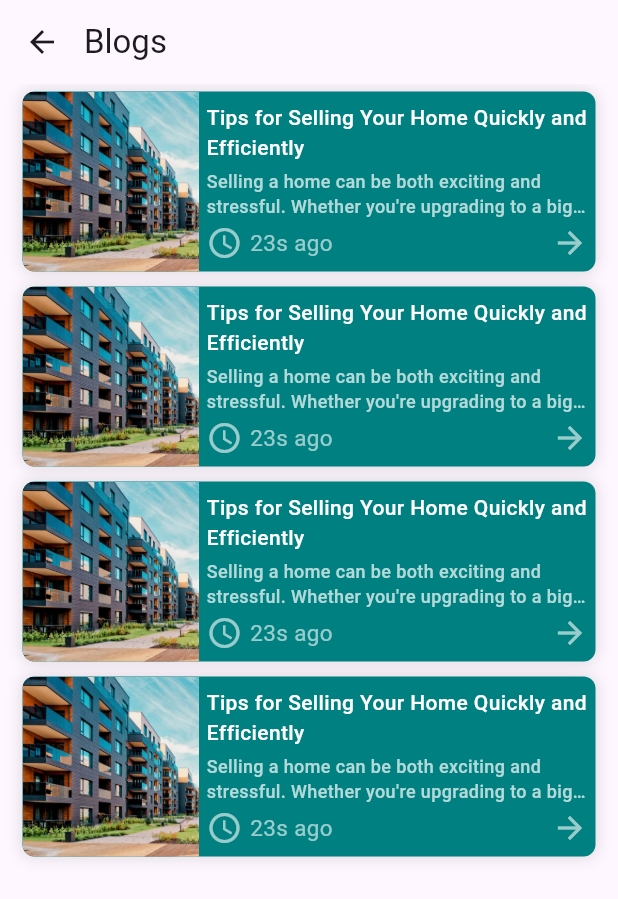
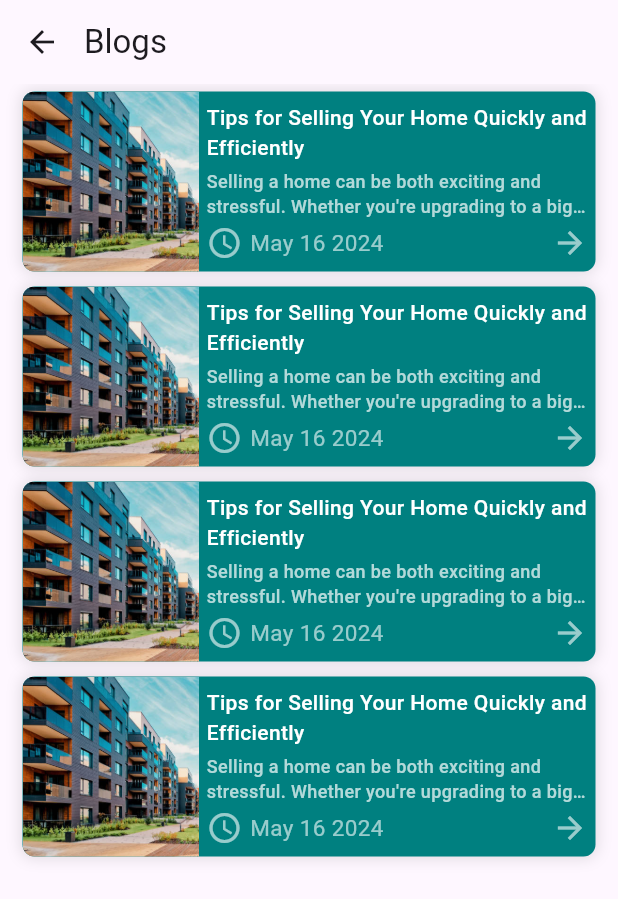
Before and after one commit to universeit12/Finca-property2, a Flutter app: the BlogItem screen opened directly, on a phone screen of 412 x 824 dp. Shown: the top 899 px of the screen. Run offline on Flutter 3.47's test engine with Material 3 defaults, Android fonts, the light colour scheme and no system bars; our stand-ins replace animated_text_kit, fluttertoast, get, shared_preferences; accounts and stored records are empty.

Commit message:
blogs details added

```diff
--- a/lib/presentation/modules/blogs/views/blog_item.dart
+++ b/lib/presentation/modules/blogs/views/blog_item.dart
@@ -1,4 +1,6 @@
 import 'package:flutter/material.dart';
+import 'package:get/get.dart';
+import 'package:universe_it_project/presentation/modules/blogs/views/blogs_details.dart';
 import 'package:universe_it_project/widgets/custom_text.dart';
 import '../../../../utils/app_color.dart';
 import '../../../../utils/blogUtils.dart';
@@ -18,7 +20,11 @@ class BlogItem extends StatelessWidget {
           child: ListView(
         children: [
           for (int i = 0; i < blogUtils.length; i++)
-            Container(
+            InkWell(
+              onTap:(){
+                Get.to(BlogsDetails(data: blogUtils[i]));
+              },
+              child: Container(
                 height: 120,
                 clipBehavior: Clip.antiAlias,
                 margin: const EdgeInsets.symmetric(horizontal: 15, vertical: 5),
@@ -35,27 +41,25 @@ class BlogItem extends StatelessWidget {
                   mainAxisAlignment: MainAxisAlignment.spaceBetween,
                   children: [
                     Image.asset(
-                    "assets/images/flat.jpg",
+                      blogUtils[i]["img"],
                       width: w / 3.5,
                       fit: BoxFit.cover,
                       height: 120,
                     ),
-                  const Expanded(
+                    Expanded(
                       child: Padding(
                         padding: EdgeInsets.all(5),
                         child: Column(
                           mainAxisAlignment: MainAxisAlignment.spaceAround,
                           children: [
                             CustomText(
-                            text:
-                                "Tips for Selling Your Home Quickly and Efficiently",
+                              text: blogUtils[i]["title"],
                               fontsize: 14.0,
                               color: Colors.white,
                               maxline: 2,
                             ),
                             CustomText(
-                            text:
-                                "Selling a home can be both exciting and stressful. Whether you're upgrading to a bigger space or relocating to a new city, ensuring a smooth and quick sale is crucial. Here are some tips to help you sell your home efficiently and get the best value for it.",
+                              text: blogUtils[i]["dis"],
                               fontsize: 12.0,
                               color: Colors.white70,
                               maxline: 2,
@@ -68,7 +72,7 @@ class BlogItem extends StatelessWidget {
                                 ),
                                 SizedBox(width: 5),
                                 Text(
-                                "23s ago",
+                                  blogUtils[i]["time"],
                                   maxLines: 1,
                                   overflow: TextOverflow.ellipsis,
                                   style: TextStyle(
@@ -88,6 +92,7 @@ class BlogItem extends StatelessWidget {
                   ],
                 ),
               ),
+            ),
         ],
       )),
     );
```
Also changed, not shown: lib/presentation/modules/blogs/views/blog_card.dart (+7 -4 lines), lib/presentation/modules/blogs/views/blogs_details.dart (added, +85 -0 lines). Lines whose indentation alone changed are shown as unchanged.
